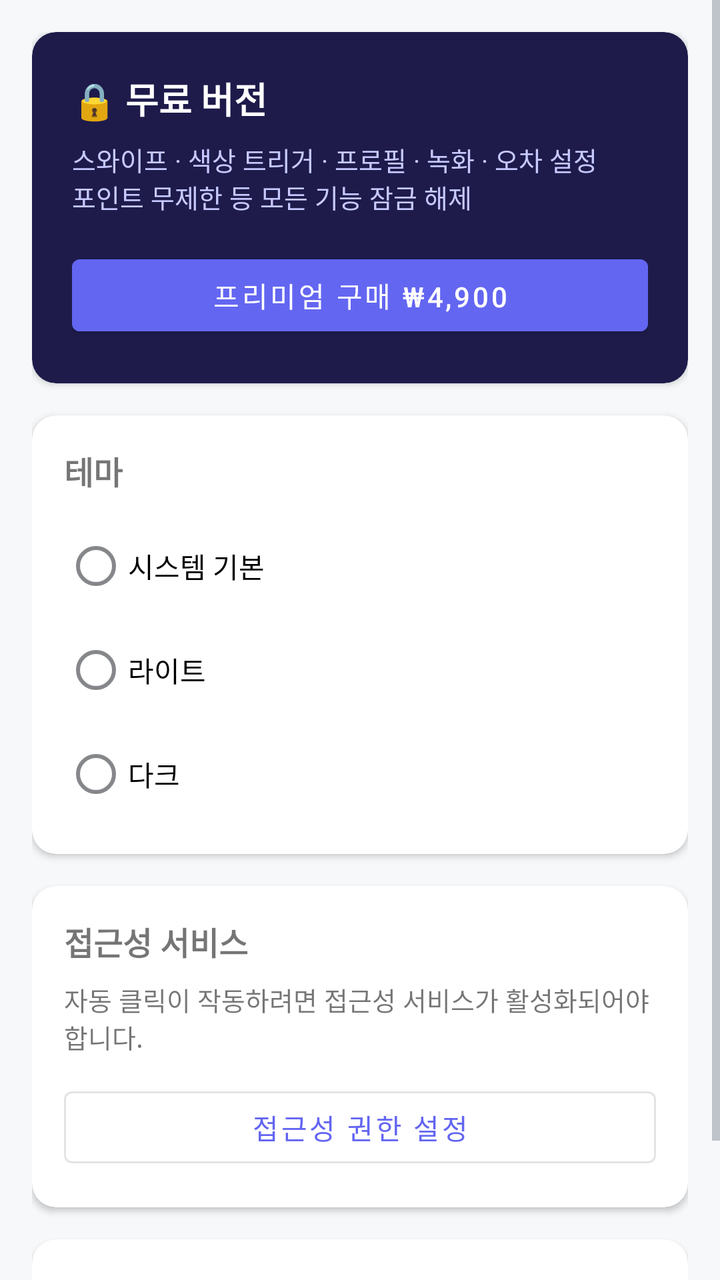
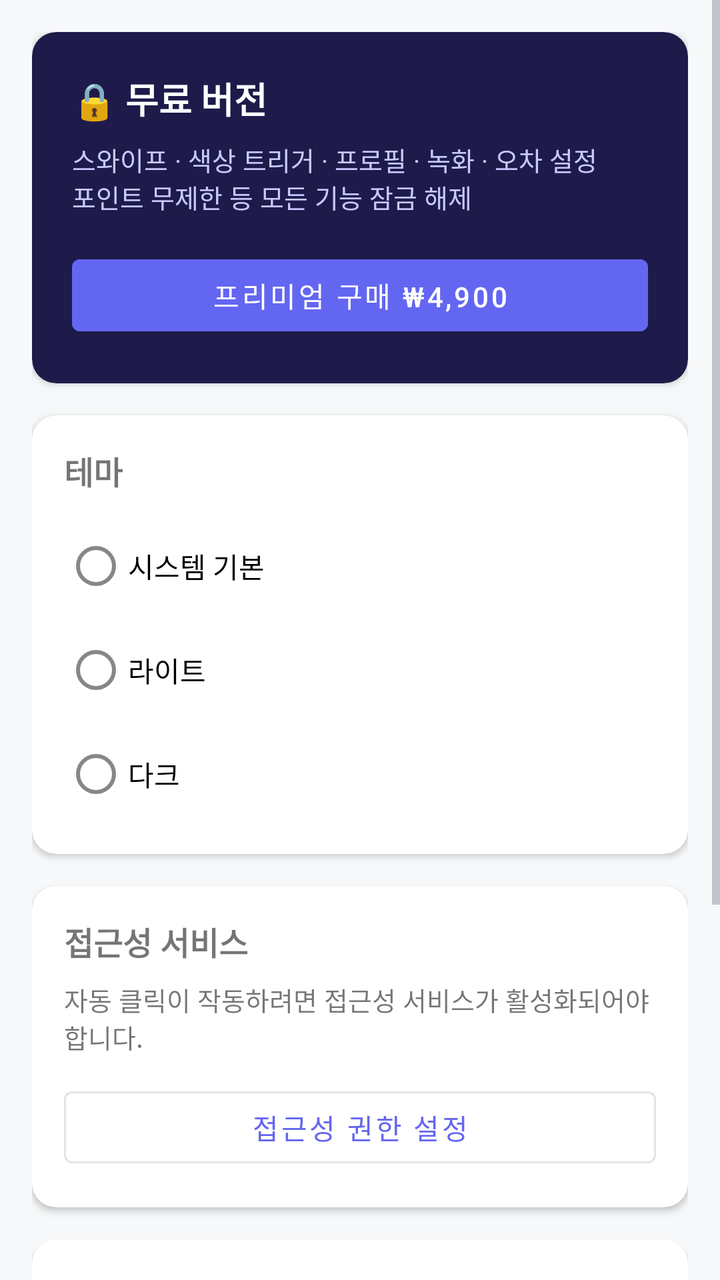

Two renders of the same Android screen: before a commit and after it. Below are the layout's source before the change and the commit's diff.
<!-- AndroidManifest.xml: application theme Theme.AutoClicker -->
<!-- res/layout/activity_settings.xml -->
<?xml version="1.0" encoding="utf-8"?>
<ScrollView xmlns:android="http://schemas.android.com/apk/res/android"
    xmlns:app="http://schemas.android.com/apk/res-auto"
    android:layout_width="match_parent"
    android:layout_height="match_parent"
    android:fitsSystemWindows="true">

    <LinearLayout
        android:layout_width="match_parent"
        android:layout_height="wrap_content"
        android:orientation="vertical"
        android:padding="16dp">

        
        <androidx.cardview.widget.CardView
            android:id="@+id/cardPremium"
            android:layout_width="match_parent"
            android:layout_height="wrap_content"
            android:layout_marginBottom="16dp"
            app:cardCornerRadius="12dp"
            app:cardBackgroundColor="#1E1B4B">

            <LinearLayout
                android:layout_width="match_parent"
                android:layout_height="wrap_content"
                android:orientation="vertical"
                android:padding="20dp">

                <TextView
                    android:id="@+id/tvPremiumStatus"
                    android:layout_width="wrap_content"
                    android:layout_height="wrap_content"
                    android:text="🔒 무료 버전"
                    android:textSize="18sp"
                    android:textStyle="bold"
                    android:textColor="#FFFFFF"
                    android:layout_marginBottom="8dp" />

                <TextView
                    android:id="@+id/tvPremiumDesc"
                    android:layout_width="match_parent"
                    android:layout_height="wrap_content"
                    android:text="스와이프 · 색상 트리거 · 프로필 · 녹화 · 오차 설정\n포인트 무제한 등 모든 기능 잠금 해제"
                    android:textSize="13sp"
                    android:textColor="#C7C9FF"
                    android:layout_marginBottom="16dp" />

                <Button
                    android:id="@+id/btnPurchasePremium"
                    android:layout_width="match_parent"
                    android:layout_height="48dp"
                    android:text="프리미엄 구매 ₩4,900"
                    android:textColor="#FFFFFF"
                    android:backgroundTint="#6366F1" />

            </LinearLayout>
        </androidx.cardview.widget.CardView>

        
        <androidx.cardview.widget.CardView
            android:layout_width="match_parent"
            android:layout_height="wrap_content"
            android:layout_marginBottom="16dp"
            app:cardCornerRadius="12dp">

            <LinearLayout
                android:layout_width="match_parent"
                android:layout_height="wrap_content"
                android:orientation="vertical"
                android:padding="16dp">

                <TextView
                    android:layout_width="wrap_content"
                    android:layout_height="wrap_content"
                    android:text="@string/section_theme"
                    android:textSize="16sp"
                    android:textStyle="bold"
                    android:layout_marginBottom="12dp" />

                <RadioGroup
                    android:id="@+id/rgTheme"
                    android:layout_width="match_parent"
                    android:layout_height="wrap_content">

                    <RadioButton
                        android:id="@+id/rbThemeSystem"
                        android:layout_width="match_parent"
                        android:layout_height="wrap_content"
                        android:text="@string/theme_system"
                        android:layout_marginBottom="4dp" />

                    <RadioButton
                        android:id="@+id/rbThemeLight"
                        android:layout_width="match_parent"
                        android:layout_height="wrap_content"
                        android:text="@string/theme_light"
                        android:layout_marginBottom="4dp" />

                    <RadioButton
                        android:id="@+id/rbThemeDark"
                        android:layout_width="match_parent"
                        android:layout_height="wrap_content"
                        android:text="@string/theme_dark" />

                </RadioGroup>
            </LinearLayout>
        </androidx.cardview.widget.CardView>

        
        <androidx.cardview.widget.CardView
            android:layout_width="match_parent"
            android:layout_height="wrap_content"
            android:layout_marginBottom="16dp"
            app:cardCornerRadius="12dp">

            <LinearLayout
                android:layout_width="match_parent"
                android:layout_height="wrap_content"
                android:orientation="vertical"
                android:padding="16dp">

                <TextView
                    android:layout_width="wrap_content"
                    android:layout_height="wrap_content"
                    android:text="@string/section_accessibility"
                    android:textSize="16sp"
                    android:textStyle="bold"
                    android:layout_marginBottom="8dp" />

                <TextView
                    android:layout_width="match_parent"
                    android:layout_height="wrap_content"
                    android:text="@string/hint_accessibility_desc"
                    android:textSize="13sp"
                    android:layout_marginBottom="12dp" />

                <Button
                    android:id="@+id/btnGoAccessibility"
                    android:layout_width="match_parent"
                    android:layout_height="48dp"
                    android:text="@string/btn_enable_accessibility"
                    style="@style/Widget.MaterialComponents.Button.OutlinedButton" />

            </LinearLayout>
        </androidx.cardview.widget.CardView>

        
        <androidx.cardview.widget.CardView
            android:id="@+id/cardDebugPremium"
            android:layout_width="match_parent"
            android:layout_height="wrap_content"
            android:layout_marginBottom="16dp"
            android:visibility="gone"
            app:cardCornerRadius="12dp"
            app:cardBackgroundColor="#3F1D1D">

            <LinearLayout
                android:layout_width="match_parent"
                android:layout_height="wrap_content"
                android:orientation="vertical"
                android:padding="16dp">

                <TextView
                    android:layout_width="wrap_content"
                    android:layout_height="wrap_content"
                    android:text="@string/section_debug_premium"
                    android:textSize="16sp"
                    android:textStyle="bold"
                    android:textColor="#FFFFFF"
                    android:layout_marginBottom="4dp" />

                <TextView
                    android:layout_width="match_parent"
                    android:layout_height="wrap_content"
                    android:text="@string/hint_debug_premium"
                    android:textSize="12sp"
                    android:textColor="#FFB4B4"
                    android:layout_marginBottom="12dp" />

                <com.google.android.material.switchmaterial.SwitchMaterial
                    android:id="@+id/switchDebugPremium"
                    android:layout_width="match_parent"
                    android:layout_height="wrap_content"
                    android:text="@string/label_debug_premium_toggle"
                    android:textColor="#FFFFFF" />

            </LinearLayout>
        </androidx.cardview.widget.CardView>

        
        <androidx.cardview.widget.CardView
            android:layout_width="match_parent"
            android:layout_height="wrap_content"
            app:cardCornerRadius="12dp">

            <LinearLayout
                android:layout_width="match_parent"
                android:layout_height="wrap_content"
                android:orientation="vertical"
                android:padding="16dp">

                <TextView
                    android:layout_width="wrap_content"
                    android:layout_height="wrap_content"
                    android:text="@string/section_app_info"
                    android:textSize="16sp"
                    android:textStyle="bold"
                    android:layout_marginBottom="8dp" />

                <TextView
                    android:id="@+id/tvVersion"
                    android:layout_width="wrap_content"
                    android:layout_height="wrap_content"
                    android:textSize="14sp" />

            </LinearLayout>
        </androidx.cardview.widget.CardView>

    </LinearLayout>
</ScrollView>
<!-- resources referenced by this layout -->
<resources>
  <string name="btn_enable_accessibility">접근성 권한 설정</string>
  <string name="hint_accessibility_desc">자동 클릭이 작동하려면 접근성 서비스가 활성화되어야 합니다.</string>
  <string name="hint_debug_premium">테스트 전용. 디버그 빌드에서만 동작하며, 결제와 무관하게 프리미엄 기능을 임시로 잠금 해제합니다.</string>
  <string name="label_debug_premium_toggle">프리미엄 기능 강제 활성화</string>
  <string name="section_accessibility">접근성 서비스</string>
  <string name="section_app_info">앱 정보</string>
  <string name="section_debug_premium">디버그: 프리미엄 강제</string>
  <string name="section_theme">테마</string>
  <string name="theme_dark">다크</string>
  <string name="theme_light">라이트</string>
  <string name="theme_system">시스템 기본</string>
  <style name="Theme.AutoClicker" parent="Theme.MaterialComponents.DayNight.NoActionBar">
          <item name="colorPrimary">@color/primary</item>
          <item name="colorPrimaryVariant">@color/primary_dark</item>
          <item name="colorOnPrimary">@color/white</item>
          <item name="colorSecondary">@color/primary</item>
          <item name="colorSecondaryVariant">@color/primary_dark</item>
          <item name="colorOnSecondary">@color/white</item>
          <item name="colorSurface">@color/surface</item>
          <item name="colorOnSurface">@color/text_primary</item>
          <item name="android:windowBackground">@color/bg_dark</item>
          <item name="android:statusBarColor">@color/bg_dark</item>
          <item name="android:navigationBarColor">@color/bg_dark</item>
          <item name="android:windowLightStatusBar">true</item>
          <item name="android:windowLightNavigationBar">true</item>
          
          <item name="colorControlNormal">@color/text_hint</item>
          <item name="colorControlActivated">@color/primary</item>
          <item name="android:textColorHint">@color/text_hint</item>
      </style>
  <color name="primary">#6366F1</color>
  <color name="primary_dark">#4F46E5</color>
  <color name="white">#FFFFFFFF</color>
  <color name="surface">#FFFFFF</color>
  <color name="text_primary">#1F2328</color>
  <color name="bg_dark">#F6F8FA</color>
  <color name="text_hint">#8C959F</color>
</resources>

<!-- the commit's change to res/layout/activity_settings.xml (unified diff, before → after) -->
@@ -146,6 +146,46 @@
 
         
         <androidx.cardview.widget.CardView
+            android:layout_width="match_parent"
+            android:layout_height="wrap_content"
+            android:layout_marginBottom="16dp"
+            app:cardCornerRadius="12dp"
+            app:cardBackgroundColor="@color/surface">
+
+            <LinearLayout
+                android:layout_width="match_parent"
+                android:layout_height="wrap_content"
+                android:orientation="vertical"
+                android:padding="16dp">
+
+                <TextView
+                    android:layout_width="wrap_content"
+                    android:layout_height="wrap_content"
+                    android:text="@string/section_auto_link"
+                    android:textSize="16sp"
+                    android:textStyle="bold"
+                    android:textColor="@color/text_primary"
+                    android:layout_marginBottom="4dp" />
+
+                <TextView
+                    android:layout_width="match_parent"
+                    android:layout_height="wrap_content"
+                    android:text="@string/hint_auto_link"
+                    android:textSize="12sp"
+                    android:textColor="@color/text_secondary"
+                    android:layout_marginBottom="12dp" />
+
+                <com.google.android.material.switchmaterial.SwitchMaterial
+                    android:id="@+id/switchAutoLink"
+                    android:layout_width="match_parent"
+                    android:layout_height="wrap_content"
+                    android:text="@string/label_auto_link_toggle"
+                    android:textColor="@color/text_primary" />
+
+            </LinearLayout>
+        </androidx.cardview.widget.CardView>
+
+        <androidx.cardview.widget.CardView
             android:id="@+id/cardDebugPremium"
             android:layout_width="match_parent"
             android:layout_height="wrap_content"
<!-- resource entries referenced after the edit -->
@@ -2,10 +2,13 @@
 <resources>
   <string name="btn_enable_accessibility">접근성 권한 설정</string>
   <string name="hint_accessibility_desc">자동 클릭이 작동하려면 접근성 서비스가 활성화되어야 합니다.</string>
+  <string name="hint_auto_link">연동해 둔 앱을 실행하면 해당 프로필을 자동으로 불러옵니다. 끄면 프로필을 직접 고를 때만 바뀝니다(연동 설정은 지워지지 않습니다).</string>
   <string name="hint_debug_premium">테스트 전용. 디버그 빌드에서만 동작하며, 결제와 무관하게 프리미엄 기능을 임시로 잠금 해제합니다.</string>
+  <string name="label_auto_link_toggle">연동된 앱 실행 시 프로필 자동 전환</string>
   <string name="label_debug_premium_toggle">프리미엄 기능 강제 활성화</string>
   <string name="section_accessibility">접근성 서비스</string>
   <string name="section_app_info">앱 정보</string>
+  <string name="section_auto_link">앱 연동 자동 적용</string>
   <string name="section_debug_premium">디버그: 프리미엄 강제</string>
   <string name="section_theme">테마</string>
   <string name="theme_dark">다크</string>
@@ -35,6 +38,7 @@
   <color name="white">#FFFFFFFF</color>
   <color name="surface">#FFFFFF</color>
   <color name="text_primary">#1F2328</color>
+  <color name="text_secondary">#57606A</color>
   <color name="bg_dark">#F6F8FA</color>
   <color name="text_hint">#8C959F</color>
 </resources>
